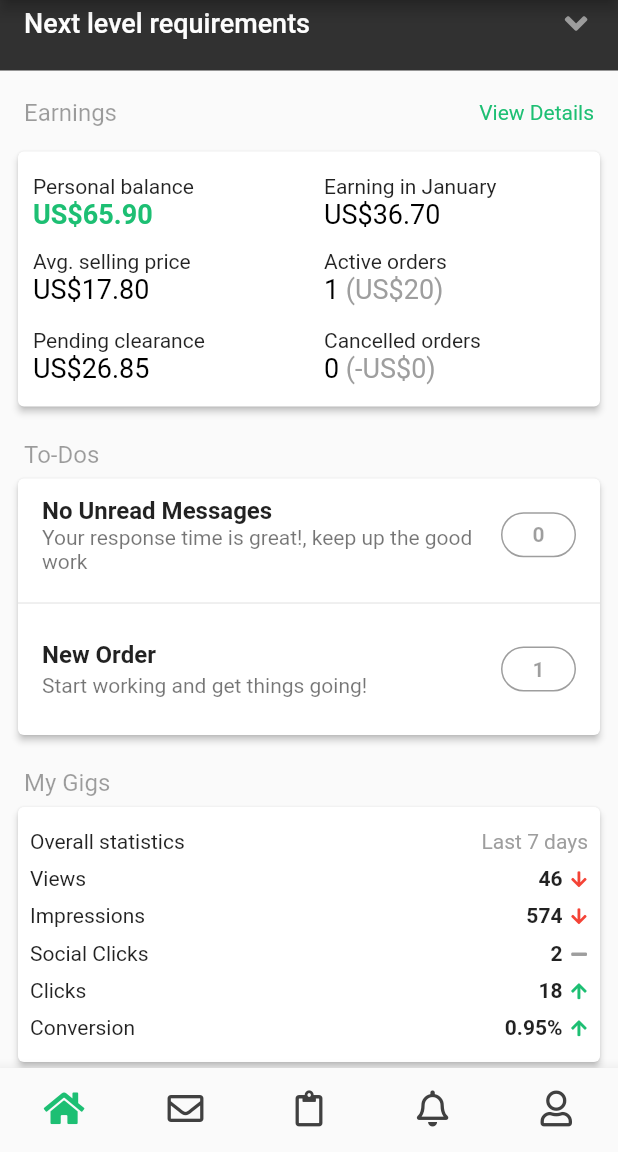
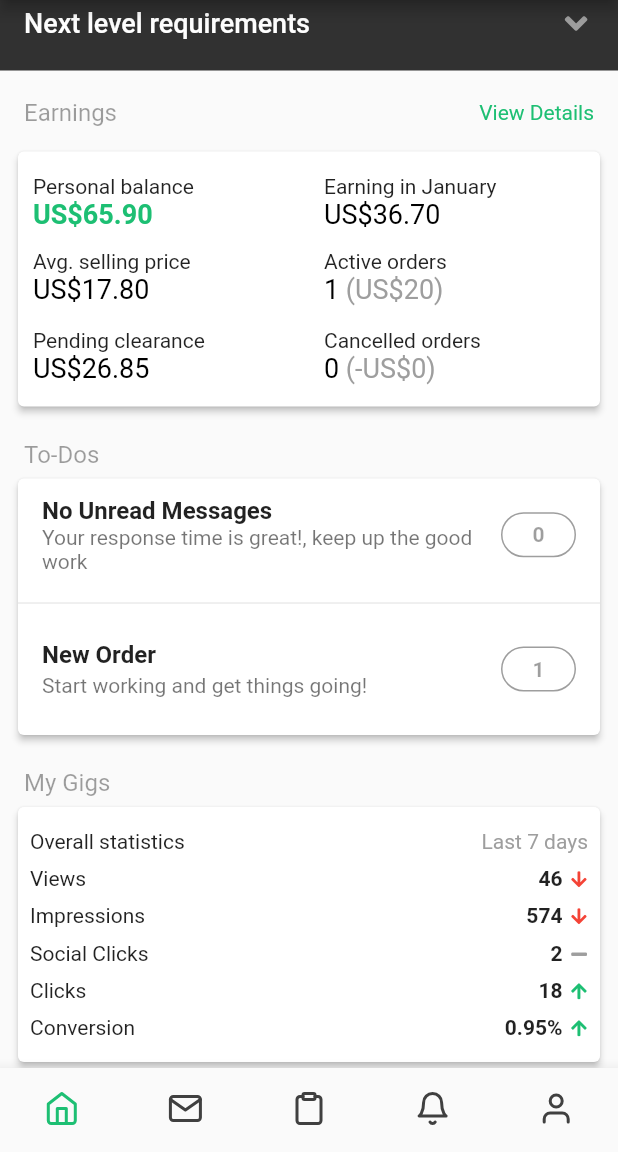
Before and after one commit to pasanjg/FiverrClone, a Flutter app: the screen it shows after launch, scrolled down 313 dp, on a phone screen of 412 x 824 dp, the part 84-1236 px from its top. Run offline on Flutter 3.47's test engine with Material 2 defaults, Android fonts, the phone set to English and light mode, and no system bars; our stand-ins replace flutter_icons, font_awesome_flutter; missing offline and left inert: bezier_chart, flutter_circular_chart; statements that could not run were skipped.

Commit message:
Icon pack updated

```diff
--- a/lib/pages/main_tabs.dart
+++ b/lib/pages/main_tabs.dart
@@ -5,7 +5,8 @@ import 'package:flutter_fiverr_clone/pages/message_inbox.dart';
 import 'package:flutter_fiverr_clone/pages/manage_sales.dart';
 import 'package:flutter_fiverr_clone/pages/notifications.dart';
 import 'package:flutter_fiverr_clone/pages/manage_account.dart';
-import 'package:font_awesome_flutter/font_awesome_flutter.dart';
+
+import 'package:flutter_icons/flutter_icons.dart';
 
 class MainTabs extends StatefulWidget {
   @override
@@ -58,23 +59,23 @@ class _MainTabsState extends State<MainTabs>
         // this will be set when a new tab is tapped
         items: [
           BottomNavigationBarItem(
-            icon: Icon(FontAwesomeIcons.home),
+            icon: Icon(Feather.home),
             title: Text('Home'),
           ),
           BottomNavigationBarItem(
-            icon: Icon(FontAwesomeIcons.envelope),
+            icon: Icon(Feather.mail),
             title: Text('Messages'),
           ),
           BottomNavigationBarItem(
-            icon: Icon(FontAwesomeIcons.clipboard),
+            icon: Icon(Feather.clipboard),
             title: Text('Sales'),
           ),
           BottomNavigationBarItem(
-            icon: Icon(FontAwesomeIcons.bell),
+            icon: Icon(Feather.bell),
             title: Text('Notifications'),
           ),
           BottomNavigationBarItem(
-            icon: Icon(FontAwesomeIcons.user),
+            icon: Icon(Feather.user),
             title: Text('Profile'),
           ),
         ],
--- a/pubspec.yaml
+++ b/pubspec.yaml
@@ -22,6 +22,7 @@ dependencies:
   font_awesome_flutter: ^8.5.0
   flutter_circular_chart: ^0.1.0
   bezier_chart: ^1.0.6
+  flutter_icons: ^1.0.0+1
 
   # The following adds the Cupertino Icons font to your application.
   # Use with the CupertinoIcons class for iOS style icons.
```
Also changed, not shown: pubspec.lock.
